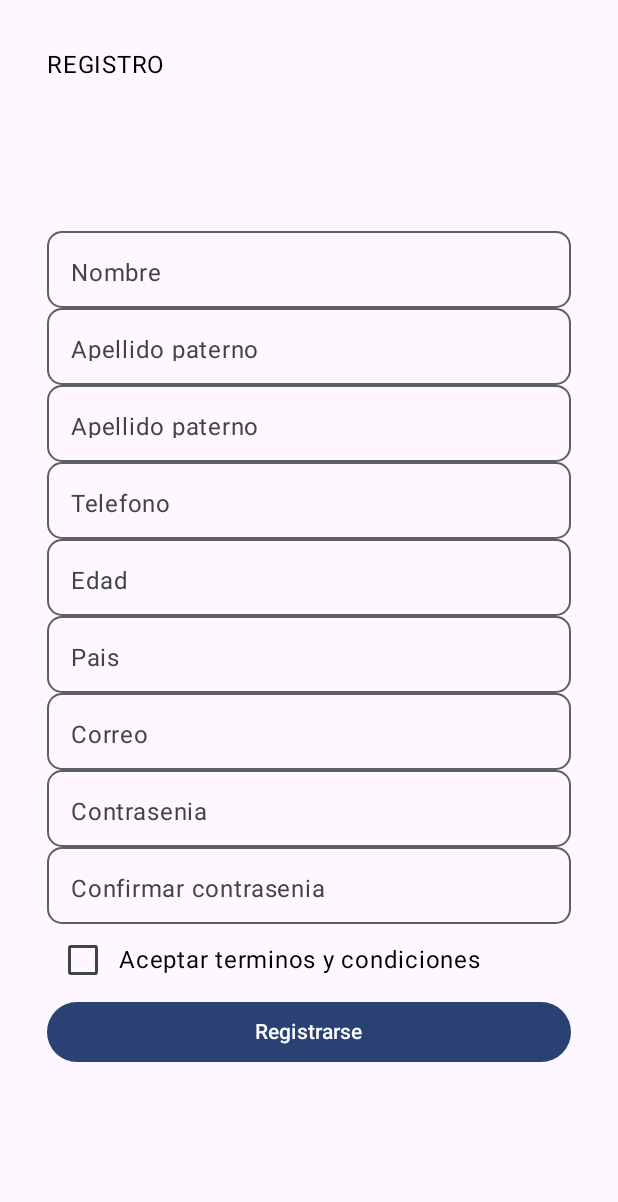
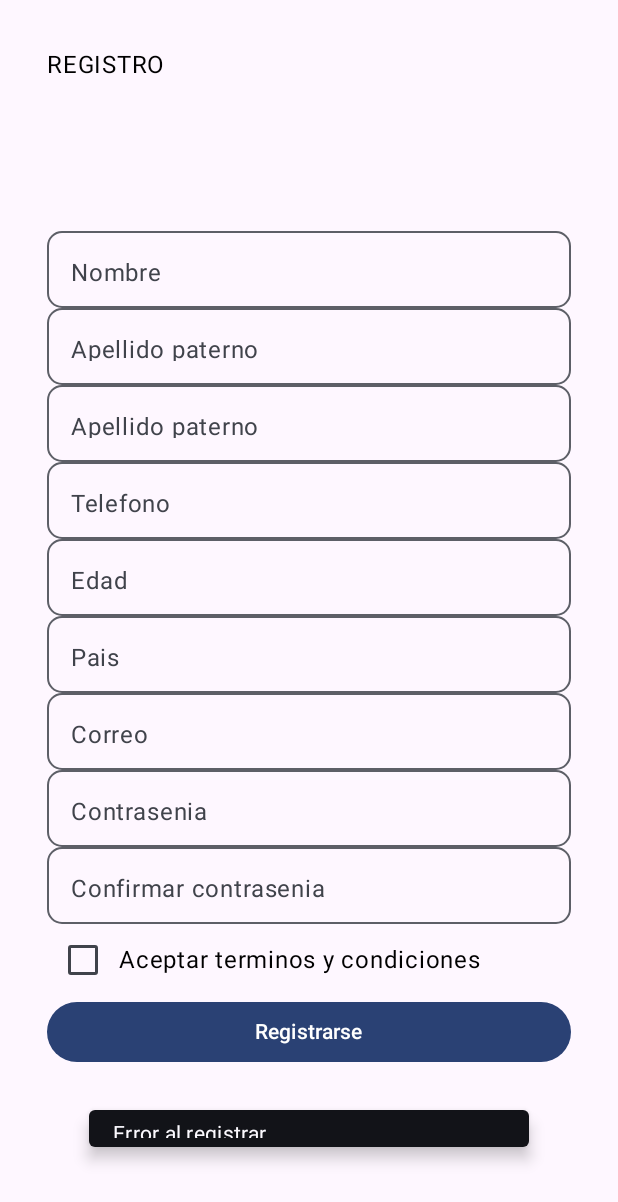
Before and after one commit to Bigpotatozz/HydroSense, an Android app built with Jetpack Compose: the RegistroScreen screen opened through its navigation route, after a tap on "Registrarse", on a phone screen of 412 x 824 dp. Shown: the top 1202 px of the screen. Run offline under Robolectric (Android 15) with nearby library versions, the phone set to English and light mode, and no system bars; our stand-ins replace Dagger/Hilt's generated code, livedata-compose; network calls fail.

Commit message:
snackbars

```diff
--- a/mobile/src/main/java/com/oscar/hydrosense/login/data/network/response/LoginResponse.kt
+++ b/mobile/src/main/java/com/oscar/hydrosense/login/data/network/response/LoginResponse.kt
@@ -5,5 +5,10 @@ import com.google.gson.annotations.SerializedName
 data class LoginResponse(@SerializedName("idUsuario") val idUsuario: Int,
                          @SerializedName("nombre") val nombre: String,
                          @SerializedName("correo") val correo: String,
+                         @SerializedName("apellidoPaterno") val apellido_paterno: String,
+                         @SerializedName("apellidoMaterno") val apellido_materno: String,
+                         @SerializedName("telefono") val telefono: String,
+                         @SerializedName("edad") val edad :Int,
+                         @SerializedName("pais") val pais: String,
                          @SerializedName("token") val token: String,
                          @SerializedName("status") val status: Int) {}
--- a/mobile/src/main/java/com/oscar/hydrosense/registro/ui/RegistroScreen.kt
+++ b/mobile/src/main/java/com/oscar/hydrosense/registro/ui/RegistroScreen.kt
@@ -12,6 +12,8 @@ import androidx.compose.foundation.shape.RoundedCornerShape
 import androidx.compose.material3.Button
 import androidx.compose.material3.Checkbox
 import androidx.compose.material3.OutlinedTextField
+import androidx.compose.material3.SnackbarHost
+import androidx.compose.material3.SnackbarHostState
 import androidx.compose.material3.Text
 import androidx.compose.runtime.Composable
 import androidx.compose.runtime.livedata.observeAsState
@@ -21,9 +23,12 @@ import androidx.compose.ui.tooling.preview.Preview
 import androidx.compose.ui.unit.dp
 import androidx.compose.runtime.getValue
 import androidx.compose.runtime.mutableStateOf
+import androidx.compose.runtime.remember
+import androidx.compose.runtime.rememberCoroutineScope
 import androidx.compose.runtime.saveable.rememberSaveable
 import androidx.compose.runtime.setValue
 import androidx.navigation.NavController
+import kotlinx.coroutines.launch
 
 
 @Composable
@@ -48,6 +53,10 @@ fun Registro(registerViewModel: RegisterViewModel, navController: NavController)
     var contrasenia2 by rememberSaveable { mutableStateOf("") };
     var samePassword by rememberSaveable { mutableStateOf(false) };
     var termsAndConditions by rememberSaveable { mutableStateOf(false) }
+
+    val snackbarHostState = remember { SnackbarHostState() };
+    val coroutineScope = rememberCoroutineScope();
+
 
     Column(Modifier.fillMaxSize().padding(31.dp)) {
         Text("REGISTRO")
@@ -138,8 +147,16 @@ fun Registro(registerViewModel: RegisterViewModel, navController: NavController)
             if(samePassword == true && termsAndConditions == true){
                 Log.i("OSCAR", "${correo} ${contrasenia}")
                 registerViewModel.registrarUsuario(nombre,correo,contrasenia,telefono,edad,pais,apellido_paterno,apellido_materno);
+
+                coroutineScope.launch {
+                    snackbarHostState.showSnackbar("Usuario registrado con exito")
+                }
+
             }else{
-                Log.i("OSCAR", "contraseña no coincidente")
+                Log.i("OSCAR", "Ocurrio un error")
+                coroutineScope.launch {
+                    snackbarHostState.showSnackbar("Error al registrar")
+                }
             }
 
                          },
@@ -147,5 +164,12 @@ fun Registro(registerViewModel: RegisterViewModel, navController: NavController)
             modifier = Modifier.fillMaxWidth()) {
             Text("Registrarse")
         }
+
+        SnackbarHost(
+            hostState = snackbarHostState,
+            modifier = Modifier
+                .align(Alignment.CenterHorizontally)
+                .padding(16.dp)
+        )
     }
 }
```
Also changed, not shown: mobile/src/main/java/com/oscar/hydrosense/account/ui/AccountScreen.kt (+28 -1 lines).
